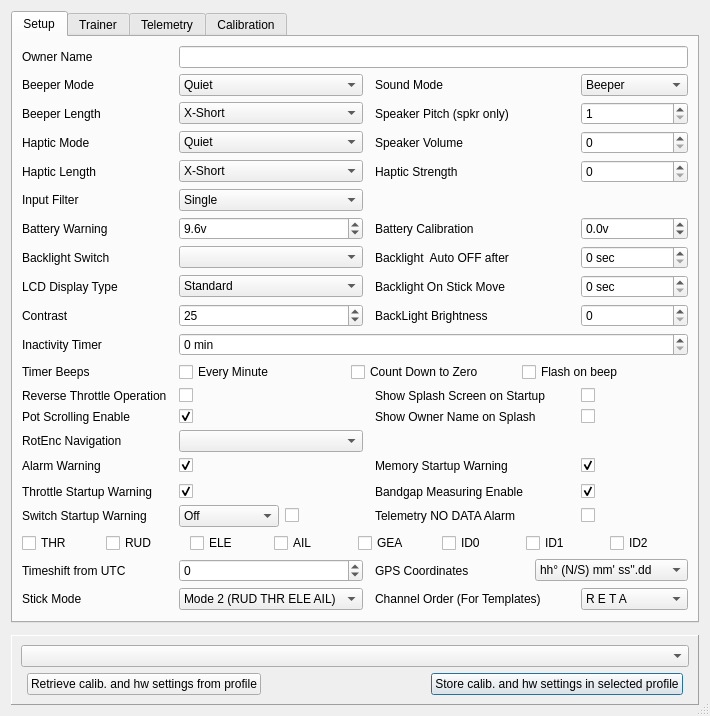
The window that src/generaledit.ui (roberto1903/companion9x) describes before a commit, drawn with Qt 5.
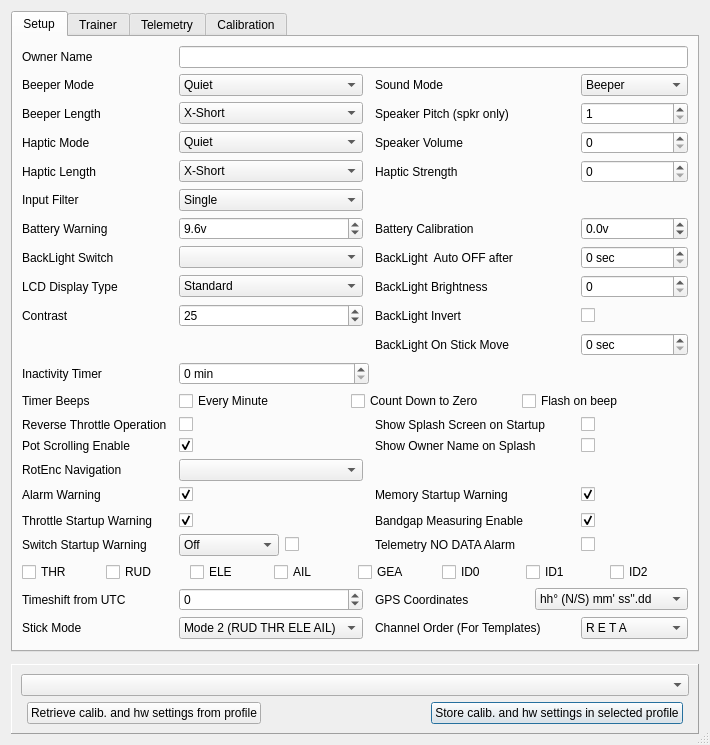
The same window after the commit. Icons and pictures are not drawn.

Commit message: Support for backling invert in er9x, smaller fixes

```diff
--- a/src/generaledit.ui
+++ b/src/generaledit.ui
@@ -6,8 +6,8 @@
    <rect>
     <x>0</x>
     <y>0</y>
-    <width>656</width>
-    <height>688</height>
+    <width>683</width>
+    <height>714</height>
    </rect>
   </property>
   <property name="sizePolicy">
@@ -136,7 +136,7 @@
          </item>
         </widget>
        </item>
-       <item row="34" column="2">
+       <item row="35" column="2">
         <widget class="QSpinBox" name="timezoneSB">
          <property name="minimum">
           <number>-14</number>
@@ -149,23 +149,13 @@
          </property>
         </widget>
        </item>
-       <item row="21" column="0">
+       <item row="22" column="0">
         <widget class="QLabel" name="label_28">
          <property name="text">
           <string>Timer Beeps</string>
          </property>
         </widget>
        </item>
-       <item row="18" column="0">
-        <widget class="QLabel" name="label">
-         <property name="toolTip">
-          <string extracomment="Screen Contrast [20-45]"/>
-         </property>
-         <property name="text">
-          <string>Contrast</string>
-         </property>
-        </widget>
-       </item>
        <item row="7" column="5">
         <widget class="QSpinBox" name="hapticStrengthSB">
          <property name="maximum">
@@ -173,7 +163,7 @@
          </property>
         </widget>
        </item>
-       <item row="35" column="4">
+       <item row="36" column="4">
         <widget class="QLabel" name="label_13">
          <property name="text">
           <string>Channel Order (For Templates)</string>
@@ -190,7 +180,7 @@
          </property>
         </widget>
        </item>
-       <item row="35" column="2">
+       <item row="36" column="2">
         <widget class="QComboBox" name="stickmodeCB">
          <property name="toolTip">
           <string/>
@@ -268,7 +258,7 @@
          </item>
         </widget>
        </item>
-       <item row="21" column="2" colspan="4">
+       <item row="22" column="2" colspan="4">
         <layout class="QHBoxLayout" name="horizontalLayout">
          <item>
           <widget class="QCheckBox" name="beepMinuteChkB">
@@ -310,6 +300,20 @@
          </item>
         </layout>
        </item>
+       <item row="30" column="4">
+        <widget class="QLabel" name="label_telalarms">
+         <property name="text">
+          <string>Telemetry NO DATA Alarm</string>
+         </property>
+        </widget>
+       </item>
+       <item row="7" column="0">
+        <widget class="QLabel" name="label_HL">
+         <property name="text">
+          <string>Haptic Length</string>
+         </property>
+        </widget>
+       </item>
        <item row="15" column="5">
         <widget class="QSpinBox" name="backlightautoSB">
          <property name="sizePolicy">
@@ -338,7 +342,7 @@
          </property>
         </widget>
        </item>
-       <item row="29" column="5">
+       <item row="30" column="5">
         <widget class="QCheckBox" name="telalarmsChkB">
          <property name="text">
           <string/>
@@ -348,7 +352,7 @@
        <item row="15" column="4">
         <widget class="QLabel" name="label_5">
          <property name="text">
-          <string>Backlight  Auto OFF after</string>
+          <string>BackLight  Auto OFF after</string>
          </property>
         </widget>
        </item>
@@ -359,7 +363,7 @@
          </property>
         </widget>
        </item>
-       <item row="22" column="2">
+       <item row="23" column="2">
         <widget class="QCheckBox" name="thrrevChkB">
          <property name="whatsThis">
           <string>Reverse throttle operation.
@@ -411,7 +415,7 @@
          </item>
         </widget>
        </item>
-       <item row="23" column="2">
+       <item row="24" column="2">
         <widget class="QCheckBox" name="PotScrollEnableChkB">
          <property name="whatsThis">
           <string>&lt;!DOCTYPE HTML PUBLIC &quot;-//W3C//DTD HTML 4.0//EN&quot; &quot;http://www.w3.org/TR/REC-html40/strict.dtd&quot;&gt;
@@ -434,19 +438,6 @@
          </property>
         </widget>
        </item>
-       <item row="17" column="5">
-        <widget class="QSpinBox" name="blOnStickMoveSB">
-         <property name="suffix">
-          <string> sec</string>
-         </property>
-         <property name="maximum">
-          <number>600</number>
-         </property>
-         <property name="singleStep">
-          <number>5</number>
-         </property>
-        </widget>
-       </item>
        <item row="2" column="0">
         <widget class="QLabel" name="label_12">
          <property name="text">
@@ -454,7 +445,7 @@
          </property>
         </widget>
        </item>
-       <item row="29" column="2">
+       <item row="30" column="2">
         <layout class="QHBoxLayout" name="swwarn_layout">
          <item>
           <widget class="QComboBox" name="swtchWarnCB">
@@ -523,7 +514,7 @@
          </property>
         </widget>
        </item>
-       <item row="25" column="4">
+       <item row="26" column="4">
         <widget class="QLabel" name="label_11">
          <property name="text">
           <string>Memory Startup Warning</string>
@@ -606,20 +597,7 @@
          </property>
         </widget>
        </item>
-       <item row="27" column="2" colspan="2">
-        <spacer name="horizontalSpacer">
-         <property name="orientation">
-          <enum>Qt::Horizontal</enum>
-         </property>
-         <property name="sizeHint" stdset="0">
-          <size>
-           <width>40</width>
-           <height>5</height>
-          </size>
-         </property>
-        </spacer>
-       </item>
-       <item row="33" column="0" colspan="6">
+       <item row="34" column="0" colspan="6">
         <layout class="QHBoxLayout" name="switchMaskLayout">
          <item>
           <widget class="QCheckBox" name="swTHRChkB">
@@ -686,14 +664,14 @@
          </property>
         </widget>
        </item>
-       <item row="22" column="0">
+       <item row="23" column="0">
         <widget class="QLabel" name="label_7">
          <property name="text">
           <string>Reverse Throttle Operation</string>
          </property>
         </widget>
        </item>
-       <item row="23" column="0">
+       <item row="24" column="0">
         <widget class="QLabel" name="label_PotScrollEnable">
          <property name="text">
           <string>Pot Scrolling Enable</string>
@@ -707,26 +685,20 @@
          </property>
         </widget>
        </item>
-       <item row="20" column="2" colspan="4">
-        <widget class="QSpinBox" name="inactimerSB">
-         <property name="toolTip">
-          <string/>
+       <item row="28" column="2" colspan="2">
+        <spacer name="horizontalSpacer">
+         <property name="orientation">
+          <enum>Qt::Horizontal</enum>
          </property>
-         <property name="statusTip">
-          <string/>
+         <property name="sizeHint" stdset="0">
+          <size>
+           <width>40</width>
+           <height>5</height>
+          </size>
          </property>
-         <property name="whatsThis">
-          <string>If not zero will sound beeps if the transmitter has been left without inputs for the specified number of minutes.</string>
-         </property>
-         <property name="suffix">
-          <string> min</string>
-         </property>
-         <property name="maximum">
-          <number>120</number>
-         </property>
-        </widget>
+        </spacer>
        </item>
-       <item row="22" column="5">
+       <item row="23" column="5">
         <widget class="QCheckBox" name="splashScreenChkB">
          <property name="maximumSize">
           <size>
@@ -784,7 +756,7 @@
          </property>
         </widget>
        </item>
-       <item row="22" column="4">
+       <item row="23" column="4">
         <widget class="QLabel" name="label_29">
          <property name="minimumSize">
           <size>
@@ -797,7 +769,7 @@
          </property>
         </widget>
        </item>
-       <item row="20" column="0">
+       <item row="21" column="0">
         <widget class="QLabel" name="label_6">
          <property name="text">
           <string>Inactivity Timer</string>
@@ -835,7 +807,7 @@
          </property>
         </widget>
        </item>
-       <item row="34" column="4" colspan="2">
+       <item row="35" column="4" colspan="2">
         <layout class="QHBoxLayout" name="gpsFormatLayout">
          <item>
           <widget class="QLabel" name="gpsFormatLabel">
@@ -860,7 +832,7 @@
          </item>
         </layout>
        </item>
-       <item row="23" column="5">
+       <item row="24" column="5">
         <widget class="QCheckBox" name="hideNameOnSplashChkB">
          <property name="maximumSize">
           <size>
@@ -873,14 +845,14 @@
          </property>
         </widget>
        </item>
-       <item row="34" column="0">
+       <item row="35" column="0">
         <widget class="QLabel" name="label_timezone">
          <property name="text">
           <string>Timeshift from UTC</string>
          </property>
         </widget>
        </item>
-       <item row="35" column="5">
+       <item row="36" column="5">
         <widget class="QComboBox" name="channelorderCB">
          <property name="toolTip">
           <string/>
@@ -1032,14 +1004,14 @@
          </property>
         </widget>
        </item>
-       <item row="35" column="0">
+       <item row="36" column="0">
         <widget class="QLabel" name="label_14">
          <property name="text">
           <string>Stick Mode</string>
          </property>
         </widget>
        </item>
-       <item row="25" column="5">
+       <item row="26" column="5">
         <widget class="QCheckBox" name="memwarnChkB">
          <property name="maximumSize">
           <size>
@@ -1068,28 +1040,21 @@
          </property>
         </widget>
        </item>
-       <item row="15" column="0">
-        <widget class="QLabel" name="label_4">
-         <property name="text">
-          <string>Backlight Switch</string>
-         </property>
-        </widget>
-       </item>
-       <item row="28" column="0">
+       <item row="29" column="0">
         <widget class="QLabel" name="thrwarnLabel">
          <property name="text">
           <string>Throttle Startup Warning</string>
          </property>
         </widget>
        </item>
-       <item row="23" column="4">
+       <item row="24" column="4">
         <widget class="QLabel" name="label_hideOwnerName">
          <property name="text">
           <string>Show Owner Name on Splash</string>
          </property>
         </widget>
        </item>
-       <item row="28" column="2">
+       <item row="29" column="2">
         <widget class="QCheckBox" name="thrwarnChkB">
          <property name="whatsThis">
           <string>&lt;!DOCTYPE HTML PUBLIC &quot;-//W3C//DTD HTML 4.0//EN&quot; &quot;http://www.w3.org/TR/REC-html40/strict.dtd&quot;&gt;
@@ -1115,48 +1080,13 @@
          </property>
         </widget>
        </item>
-       <item row="29" column="0">
+       <item row="30" column="0">
         <widget class="QLabel" name="swwarn_label">
          <property name="text">
           <string>Switch Startup Warning</string>
          </property>
         </widget>
        </item>
-       <item row="29" column="4">
-        <widget class="QLabel" name="label_telalarms">
-         <property name="text">
-          <string>Telemetry NO DATA Alarm</string>
-         </property>
-        </widget>
-       </item>
-       <item row="17" column="4">
-        <widget class="QLabel" name="label_blOnStickMove">
-         <property name="text">
-          <string>Backlight On Stick Move</string>
-         </property>
-        </widget>
-       </item>
-       <item row="17" column="0">
-        <widget class="QLabel" name="label_displayType">
-         <property name="text">
-          <string>LCD Display Type</string>
-         </property>
-        </widget>
-       </item>
-       <item row="17" column="2">
-        <widget class="QComboBox" name="displayTypeCB">
-         <item>
-          <property name="text">
-           <string>Standard</string>
-          </property>
-         </item>
-         <item>
-          <property name="text">
-           <string>Optrex</string>
-          </property>
-         </item>
-        </widget>
-       </item>
        <item row="15" column="2">
         <widget class="QComboBox" name="backlightswCB">
          <property name="toolTip">
@@ -1182,13 +1112,6 @@
          </property>
         </widget>
        </item>
-       <item row="7" column="0">
-        <widget class="QLabel" name="label_HL">
-         <property name="text">
-          <string>Haptic Length</string>
-         </property>
-        </widget>
-       </item>
        <item row="7" column="2">
         <widget class="QComboBox" name="hapticLengthCB">
          <item>
@@ -1232,55 +1155,14 @@
          </property>
         </widget>
        </item>
-       <item row="18" column="5">
-        <widget class="QSpinBox" name="BLBright_SB">
-         <property name="maximum">
-          <number>100</number>
-         </property>
-        </widget>
-       </item>
-       <item row="18" column="4">
-        <widget class="QLabel" name="label_BLBright">
-         <property name="text">
-          <string>BackLight Brightness</string>
-         </property>
-        </widget>
-       </item>
-       <item row="18" column="2">
-        <widget class="QSpinBox" name="contrastSB">
-         <property name="toolTip">
-          <string/>
-         </property>
-         <property name="statusTip">
-          <string/>
-         </property>
-         <property name="whatsThis">
-          <string>&lt;!DOCTYPE HTML PUBLIC &quot;-//W3C//DTD HTML 4.0//EN&quot; &quot;http://www.w3.org/TR/REC-html40/strict.dtd&quot;&gt;
-&lt;html&gt;&lt;head&gt;&lt;meta name=&quot;qrichtext&quot; content=&quot;1&quot; /&gt;&lt;style type=&quot;text/css&quot;&gt;
-p, li { white-space: pre-wrap; }
-&lt;/style&gt;&lt;/head&gt;&lt;body style=&quot; font-family:'MS Shell Dlg 2'; font-size:8.25pt; font-weight:400; font-style:normal;&quot;&gt;
-&lt;p style=&quot; margin-top:0px; margin-bottom:0px; margin-left:0px; margin-right:0px; -qt-block-indent:0; text-indent:0px;&quot;&gt;&lt;span style=&quot; font-size:8pt;&quot;&gt;LCD Screen Contrast&lt;/span&gt;&lt;/p&gt;
-&lt;p style=&quot; margin-top:0px; margin-bottom:0px; margin-left:0px; margin-right:0px; -qt-block-indent:0; text-indent:0px;&quot;&gt;&lt;span style=&quot; font-size:8pt;&quot;&gt;Values can be 20-45&lt;/span&gt;&lt;/p&gt;&lt;/body&gt;&lt;/html&gt;</string>
-         </property>
-         <property name="minimum">
-          <number>10</number>
-         </property>
-         <property name="maximum">
-          <number>45</number>
-         </property>
-         <property name="value">
-          <number>25</number>
-         </property>
-        </widget>
-       </item>
-       <item row="25" column="0">
+       <item row="26" column="0">
         <widget class="QLabel" name="label_27">
          <property name="text">
           <string>Alarm Warning</string>
          </property>
         </widget>
        </item>
-       <item row="25" column="2">
+       <item row="26" column="2">
         <widget class="QCheckBox" name="alarmwarnChkB">
          <property name="maximumSize">
           <size>
@@ -1309,14 +1191,14 @@
          </property>
         </widget>
        </item>
-       <item row="28" column="4">
+       <item row="29" column="4">
         <widget class="QLabel" name="label_BandGapEnable">
          <property name="text">
           <string>Bandgap Measuring Enable</string>
          </property>
         </widget>
        </item>
-       <item row="28" column="5">
+       <item row="29" column="5">
         <widget class="QCheckBox" name="BandGapEnableChkB">
          <property name="whatsThis">
           <string>&lt;!DOCTYPE HTML PUBLIC &quot;-//W3C//DTD HTML 4.0//EN&quot; &quot;http://www.w3.org/TR/REC-html40/strict.dtd&quot;&gt;
@@ -1339,16 +1221,148 @@
          </property>
         </widget>
        </item>
-       <item row="24" column="0">
+       <item row="25" column="0">
         <widget class="QLabel" name="re_label">
          <property name="text">
           <string>RotEnc Navigation</string>
          </property>
         </widget>
        </item>
-       <item row="24" column="2">
+       <item row="25" column="2">
         <widget class="QComboBox" name="re_CB"/>
        </item>
+       <item row="15" column="0">
+        <widget class="QLabel" name="label_4">
+         <property name="text">
+          <string>BackLight Switch</string>
+         </property>
+        </widget>
+       </item>
+       <item row="17" column="5">
+        <widget class="QCheckBox" name="blinvert_cb">
+         <property name="text">
+          <string/>
+         </property>
+        </widget>
+       </item>
+       <item row="17" column="0">
+        <widget class="QLabel" name="label">
+         <property name="toolTip">
+          <string extracomment="Screen Contrast [20-45]"/>
+         </property>
+         <property name="text">
+          <string>Contrast</string>
+         </property>
+        </widget>
+       </item>
+       <item row="17" column="2">
+        <widget class="QSpinBox" name="contrastSB">
+         <property name="toolTip">
+          <string/>
+         </property>
+         <property name="statusTip">
+          <string/>
+         </property>
+         <property name="whatsThis">
+          <string>&lt;!DOCTYPE HTML PUBLIC &quot;-//W3C//DTD HTML 4.0//EN&quot; &quot;http://www.w3.org/TR/REC-html40/strict.dtd&quot;&gt;
+&lt;html&gt;&lt;head&gt;&lt;meta name=&quot;qrichtext&quot; content=&quot;1&quot; /&gt;&lt;style type=&quot;text/css&quot;&gt;
+p, li { white-space: pre-wrap; }
+&lt;/style&gt;&lt;/head&gt;&lt;body style=&quot; font-family:'MS Shell Dlg 2'; font-size:8.25pt; font-weight:400; font-style:normal;&quot;&gt;
+&lt;p style=&quot; margin-top:0px; margin-bottom:0px; margin-left:0px; margin-right:0px; -qt-block-indent:0; text-indent:0px;&quot;&gt;&lt;span style=&quot; font-size:8pt;&quot;&gt;LCD Screen Contrast&lt;/span&gt;&lt;/p&gt;
+&lt;p style=&quot; margin-top:0px; margin-bottom:0px; margin-left:0px; margin-right:0px; -qt-block-indent:0; text-indent:0px;&quot;&gt;&lt;span style=&quot; font-size:8pt;&quot;&gt;Values can be 20-45&lt;/span&gt;&lt;/p&gt;&lt;/body&gt;&lt;/html&gt;</string>
+         </property>
+         <property name="minimum">
+          <number>10</number>
+         </property>
+         <property name="maximum">
+          <number>45</number>
+         </property>
+         <property name="value">
+          <number>25</number>
+         </property>
+        </widget>
+       </item>
+       <item row="16" column="0">
+        <widget class="QLabel" name="label_displayType">
+         <property name="text">
+          <string>LCD Display Type</string>
+         </property>
+        </widget>
+       </item>
+       <item row="16" column="2">
+        <widget class="QComboBox" name="displayTypeCB">
+         <item>
+          <property name="text">
+           <string>Standard</string>
+          </property>
+         </item>
+         <item>
+          <property name="text">
+           <string>Optrex</string>
+          </property>
+         </item>
+        </widget>
+       </item>
+       <item row="16" column="4">
+        <widget class="QLabel" name="label_BLBright">
+         <property name="text">
+          <string>BackLight Brightness</string>
+         </property>
+        </widget>
+       </item>
+       <item row="16" column="5">
+        <widget class="QSpinBox" name="BLBright_SB">
+         <property name="maximum">
+          <number>100</number>
+         </property>
+        </widget>
+       </item>
+       <item row="18" column="5">
+        <widget class="QSpinBox" name="blOnStickMoveSB">
+         <property name="suffix">
+          <string> sec</string>
+         </property>
+         <property name="maximum">
+          <number>600</number>
+         </property>
+         <property name="singleStep">
+          <number>5</number>
+         </property>
+        </widget>
+       </item>
+       <item row="18" column="4">
+        <widget class="QLabel" name="label_blOnStickMove">
+         <property name="text">
+          <string>BackLight On Stick Move</string>
+         </property>
+        </widget>
+       </item>
+       <item row="17" column="4">
+        <widget class="QLabel" name="blinvert_label">
+         <property name="text">
+          <string>BackLight Invert</string>
+         </property>
+        </widget>
+       </item>
+       <item row="21" column="2" colspan="2">
+        <widget class="QSpinBox" name="inactimerSB">
+         <property name="toolTip">
+          <string/>
+         </property>
+         <property name="statusTip">
+          <string/>
+         </property>
+         <property name="whatsThis">
+          <string>If not zero will sound beeps if the transmitter has been left without inputs for the specified number of minutes.</string>
+         </property>
+         <property name="suffix">
+          <string> min</string>
+         </property>
+         <property name="maximum">
+          <number>120</number>
+         </property>
+        </widget>
+       </item>
       </layout>
      </widget>
      <widget class="QWidget" name="tabTrainer">
```
The commit also changes 7 other files.
